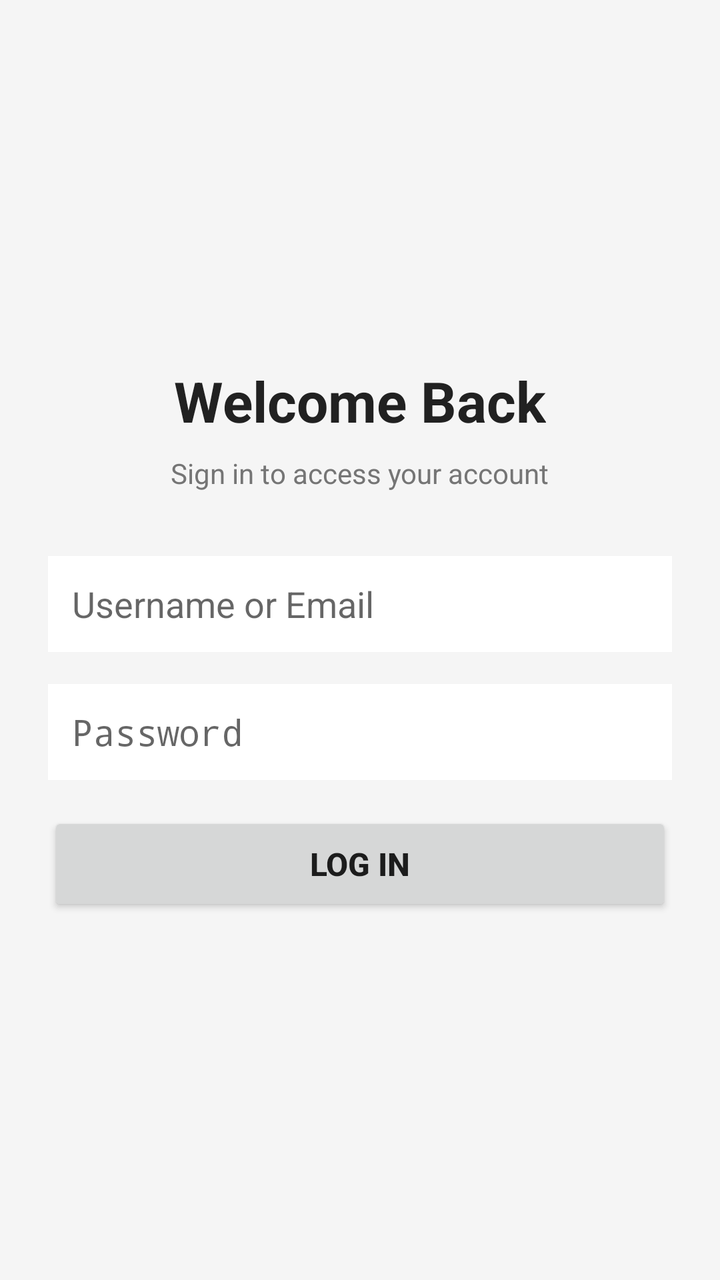
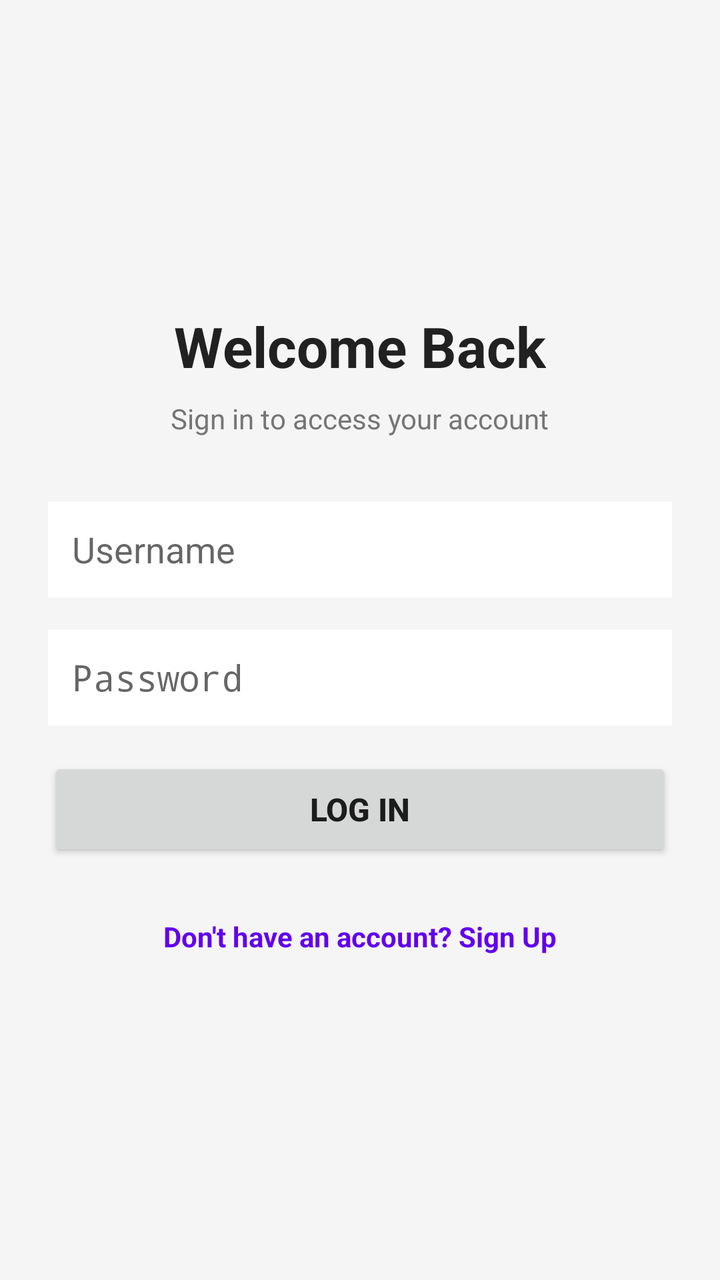

Two renders of the same Android screen: before a commit and after it. Below are the layout's source before the change and the commit's diff.
<!-- AndroidManifest.xml: application theme Theme.Game -->
<!-- res/layout/activity_login.xml -->
<?xml version="1.0" encoding="utf-8"?>
<LinearLayout xmlns:android="http://schemas.android.com/apk/res/android"
    android:layout_width="match_parent"
    android:layout_height="match_parent"
    android:orientation="vertical"
    android:gravity="center"
    android:padding="24dp"
    android:background="#F5F5F5">

    <TextView
        android:layout_width="wrap_content"
        android:layout_height="wrap_content"
        android:text="Welcome Back"
        android:textSize="28sp"
        android:textStyle="bold"
        android:textColor="#212121"
        android:layout_marginBottom="8dp" />

    <TextView
        android:layout_width="wrap_content"
        android:layout_height="wrap_content"
        android:text="Sign in to access your account"
        android:textSize="14sp"
        android:textColor="#757575"
        android:layout_marginBottom="32dp" />

    <EditText
        android:id="@+id/etUsername"
        android:layout_width="match_parent"
        android:layout_height="48dp"
        android:hint="Username or Email"
        android:inputType="textEmailAddress"
        android:padding="12dp"
        android:background="#FFFFFF"
        android:textColor="#212121"
        android:layout_marginBottom="16dp" />

    <EditText
        android:id="@+id/etPassword"
        android:layout_width="match_parent"
        android:layout_height="48dp"
        android:hint="Password"
        android:inputType="textPassword"
        android:padding="12dp"
        android:background="#FFFFFF"
        android:textColor="#212121"
        android:layout_marginBottom="16dp" />

    <TextView
        android:id="@+id/tvErrorMessage"
        android:layout_width="wrap_content"
        android:layout_height="wrap_content"
        android:textColor="#D32F2F"
        android:textSize="14sp"
        android:visibility="gone"
        android:layout_marginBottom="16dp" />

    <Button
        android:id="@+id/btnLogin"
        android:layout_width="match_parent"
        android:layout_height="52dp"
        android:text="LOG IN"
        android:textSize="16sp"
        android:textStyle="bold" />

</LinearLayout>
<!-- resources referenced by this layout -->
<resources>
  <style name="Theme.Game" parent="android:Theme.Material.Light.NoActionBar" />
</resources>

<!-- the commit's change to res/layout/activity_login.xml (unified diff, before → after) -->
@@ -28,8 +28,8 @@
         android:id="@+id/etUsername"
         android:layout_width="match_parent"
         android:layout_height="48dp"
-        android:hint="Username or Email"
-        android:inputType="textEmailAddress"
+        android:hint="Username"
+        android:inputType="text"
         android:padding="12dp"
         android:background="#FFFFFF"
         android:textColor="#212121"
@@ -61,6 +61,17 @@
         android:layout_height="52dp"
         android:text="LOG IN"
         android:textSize="16sp"
-        android:textStyle="bold" />
+        android:textStyle="bold"
+        android:layout_marginBottom="20dp" />
+
+    <TextView
+        android:id="@+id/tvGoToSignUp"
+        android:layout_width="wrap_content"
+        android:layout_height="wrap_content"
+        android:text="Don't have an account? Sign Up"
+        android:textSize="14sp"
+        android:textStyle="bold"
+        android:textColor="#6200EE"
+        android:padding="8dp" />
 
 </LinearLayout>
